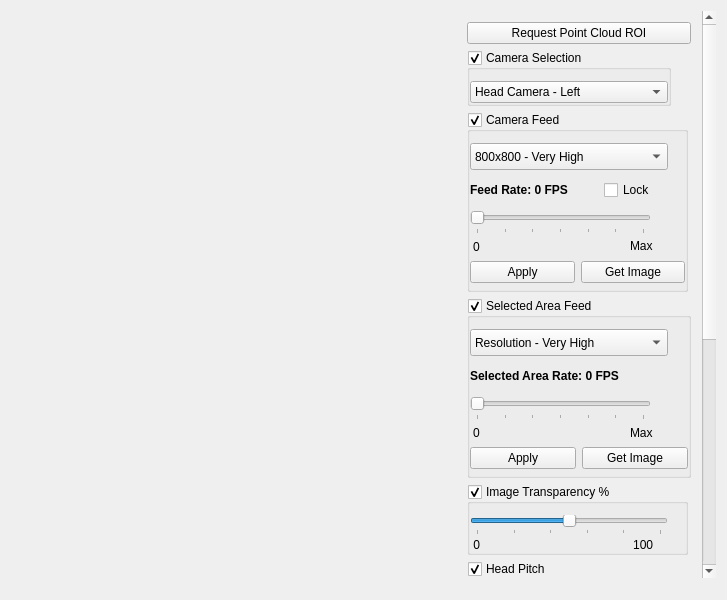
Old version of the form vigir_ocs_camera_viewer_custom/src/ui/camera_viewer_custom_widget.ui in the repository team-vigir/vigir_ocs_common.
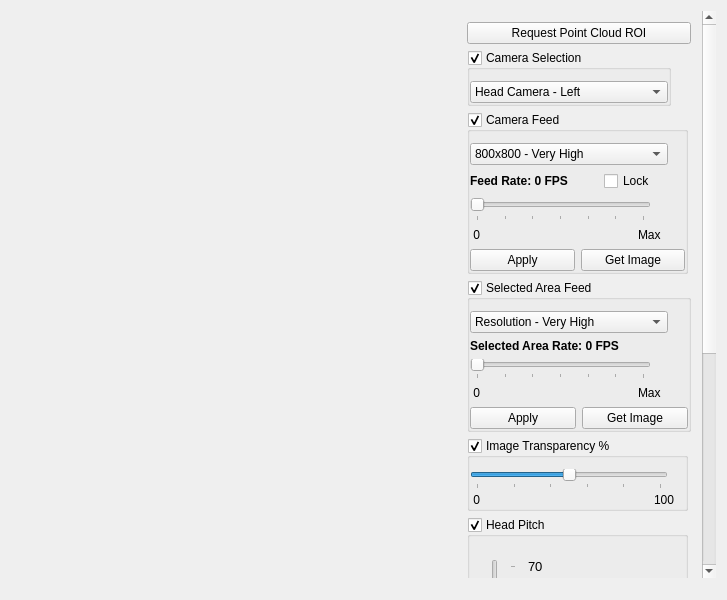
New version of the form. Custom widgets are drawn as their Qt base class.

```diff
--- a/vigir_ocs_camera_viewer_custom/src/ui/camera_viewer_custom_widget.ui
+++ b/vigir_ocs_camera_viewer_custom/src/ui/camera_viewer_custom_widget.ui
@@ -111,9 +111,9 @@
          <property name="geometry">
           <rect>
            <x>0</x>
-           <y>0</y>
+           <y>-307</y>
            <width>244</width>
-           <height>983</height>
+           <height>952</height>
           </rect>
          </property>
          <property name="sizePolicy">
@@ -241,7 +241,7 @@
             <property name="minimumSize">
              <size>
               <width>0</width>
-              <height>180</height>
+              <height>0</height>
              </size>
             </property>
             <property name="maximumSize">
@@ -261,7 +261,7 @@
             </property>
             <layout class="QVBoxLayout" name="verticalLayout_5">
              <property name="spacing">
-              <number>3</number>
+              <number>6</number>
              </property>
              <property name="leftMargin">
               <number>0</number>
@@ -401,19 +401,19 @@
                </property>
                <property name="maximumSize">
                 <size>
-                 <width>201</width>
+                 <width>191</width>
                  <height>16</height>
                 </size>
                </property>
-               <widget class="QLabel" name="label_2">
-                <property name="geometry">
-                 <rect>
-                  <x>3</x>
-                  <y>0</y>
-                  <width>21</width>
-                  <height>20</height>
-                 </rect>
+               <layout class="QHBoxLayout" name="horizontalLayout_8">
+                <property name="spacing">
+                 <number>0</number>
                 </property>
+                <property name="margin">
+                 <number>0</number>
+                </property>
+                <item>
+                 <widget class="QLabel" name="label_11">
                 <property name="sizePolicy">
                  <sizepolicy hsizetype="Maximum" vsizetype="Maximum">
                   <horstretch>0</horstretch>
@@ -422,23 +422,30 @@
                 </property>
                 <property name="maximumSize">
                  <size>
-                  <width>21</width>
+                    <width>20</width>
                   <height>20</height>
                  </size>
                 </property>
                 <property name="text">
-                 <string>0</string>
-                </property>
-               </widget>
-               <widget class="QLabel" name="label_5">
-                <property name="geometry">
-                 <rect>
-                  <x>160</x>
-                  <y>0</y>
-                  <width>31</width>
-                  <height>17</height>
-                 </rect>
-                </property>
+                   <string> 0</string>
+                  </property>
+                 </widget>
+                </item>
+                <item>
+                 <spacer name="horizontalSpacer_3">
+                  <property name="orientation">
+                   <enum>Qt::Horizontal</enum>
+                  </property>
+                  <property name="sizeHint" stdset="0">
+                   <size>
+                    <width>40</width>
+                    <height>20</height>
+                   </size>
+                  </property>
+                 </spacer>
+                </item>
+                <item>
+                 <widget class="QLabel" name="label_12">
                 <property name="sizePolicy">
                  <sizepolicy hsizetype="Maximum" vsizetype="Maximum">
                   <horstretch>0</horstretch>
@@ -448,13 +455,15 @@
                 <property name="maximumSize">
                  <size>
                   <width>31</width>
-                  <height>17</height>
+                    <height>20</height>
                  </size>
                 </property>
                 <property name="text">
                  <string>Max</string>
                 </property>
                </widget>
+                </item>
+               </layout>
               </widget>
              </item>
              <item>
@@ -485,10 +494,16 @@
           </item>
           <item>
            <widget class="QGroupBox" name="groupBox_2">
+            <property name="sizePolicy">
+             <sizepolicy hsizetype="Preferred" vsizetype="Preferred">
+              <horstretch>0</horstretch>
+              <verstretch>0</verstretch>
+             </sizepolicy>
+            </property>
             <property name="minimumSize">
              <size>
               <width>0</width>
-              <height>180</height>
+              <height>0</height>
              </size>
             </property>
             <property name="maximumSize">
@@ -505,7 +520,7 @@
             </property>
             <layout class="QVBoxLayout" name="verticalLayout_6">
              <property name="spacing">
-              <number>3</number>
+              <number>6</number>
              </property>
              <property name="leftMargin">
               <number>0</number>
@@ -609,15 +624,15 @@
                  <height>16</height>
                 </size>
                </property>
+               <layout class="QHBoxLayout" name="horizontalLayout_4">
+                <property name="spacing">
+                 <number>0</number>
+                </property>
+                <property name="margin">
+                 <number>0</number>
+                </property>
+                <item>
                <widget class="QLabel" name="label_6">
-                <property name="geometry">
-                 <rect>
-                  <x>3</x>
-                  <y>0</y>
-                  <width>20</width>
-                  <height>20</height>
-                 </rect>
-                </property>
                 <property name="sizePolicy">
                  <sizepolicy hsizetype="Maximum" vsizetype="Maximum">
                   <horstretch>0</horstretch>
@@ -631,18 +646,25 @@
                  </size>
                 </property>
                 <property name="text">
-                 <string>0</string>
-                </property>
-               </widget>
+                   <string> 0</string>
+                  </property>
+                 </widget>
+                </item>
+                <item>
+                 <spacer name="horizontalSpacer_2">
+                  <property name="orientation">
+                   <enum>Qt::Horizontal</enum>
+                  </property>
+                  <property name="sizeHint" stdset="0">
+                   <size>
+                    <width>40</width>
+                    <height>20</height>
+                   </size>
+                  </property>
+                 </spacer>
+                </item>
+                <item>
                <widget class="QLabel" name="label_7">
-                <property name="geometry">
-                 <rect>
-                  <x>160</x>
-                  <y>0</y>
-                  <width>31</width>
-                  <height>20</height>
-                 </rect>
-                </property>
                 <property name="sizePolicy">
                  <sizepolicy hsizetype="Maximum" vsizetype="Maximum">
                   <horstretch>0</horstretch>
@@ -659,6 +681,8 @@
                  <string>Max</string>
                 </property>
                </widget>
+                </item>
+               </layout>
               </widget>
              </item>
              <item>
@@ -761,6 +785,59 @@
               </widget>
              </item>
              <item>
+              <widget class="QWidget" name="widget_12" native="true">
+               <property name="sizePolicy">
+                <sizepolicy hsizetype="Maximum" vsizetype="Maximum">
+                 <horstretch>0</horstretch>
+                 <verstretch>0</verstretch>
+                </sizepolicy>
+               </property>
+               <property name="maximumSize">
+                <size>
+                 <width>205</width>
+                 <height>16</height>
+                </size>
+               </property>
+               <layout class="QHBoxLayout" name="horizontalLayout_9">
+                <property name="spacing">
+                 <number>0</number>
+                </property>
+                <property name="margin">
+                 <number>0</number>
+                </property>
+                <item>
+                 <widget class="QLabel" name="label_13">
+                  <property name="sizePolicy">
+                   <sizepolicy hsizetype="Maximum" vsizetype="Maximum">
+                    <horstretch>0</horstretch>
+                    <verstretch>0</verstretch>
+                   </sizepolicy>
+                  </property>
+                  <property name="maximumSize">
+                   <size>
+                    <width>20</width>
+                    <height>20</height>
+                   </size>
+                  </property>
+                  <property name="text">
+                   <string> 0</string>
+                  </property>
+                 </widget>
+                </item>
+                <item>
+                 <spacer name="horizontalSpacer_4">
+                  <property name="orientation">
+                   <enum>Qt::Horizontal</enum>
+                  </property>
+                  <property name="sizeHint" stdset="0">
+                   <size>
+                    <width>40</width>
+                    <height>20</height>
+                   </size>
+                  </property>
+                 </spacer>
+                </item>
+                <item>
               <widget class="QLabel" name="label_14">
                <property name="sizePolicy">
                 <sizepolicy hsizetype="Maximum" vsizetype="Maximum">
@@ -770,13 +847,16 @@
                </property>
                <property name="maximumSize">
                 <size>
-                 <width>191</width>
-                 <height>16</height>
+                    <width>31</width>
+                    <height>20</height>
                 </size>
                </property>
                <property name="text">
-                <string> 0                                              100</string>
-               </property>
+                   <string>100</string>
+                  </property>
+                 </widget>
+                </item>
+               </layout>
               </widget>
              </item>
             </layout>
@@ -796,7 +876,7 @@
             <property name="minimumSize">
              <size>
               <width>0</width>
-              <height>191</height>
+              <height>0</height>
              </size>
             </property>
             <property name="maximumSize">
@@ -829,6 +909,24 @@
              </property>
              <item>
               <widget class="QWidget" name="widget_9" native="true">
+               <property name="sizePolicy">
+                <sizepolicy hsizetype="Preferred" vsizetype="Preferred">
+                 <horstretch>0</horstretch>
+                 <verstretch>0</verstretch>
+                </sizepolicy>
+               </property>
+               <property name="minimumSize">
+                <size>
+                 <width>0</width>
+                 <height>134</height>
+                </size>
+               </property>
+               <property name="maximumSize">
+                <size>
+                 <width>16777215</width>
+                 <height>134</height>
+                </size>
+               </property>
                <layout class="QHBoxLayout" name="horizontalLayout_7">
                 <property name="spacing">
                  <number>0</number>
```
Left out of the diff: 8 changed lines with no effect on the pictures. Lines whose indentation alone changed are shown as unchanged.
